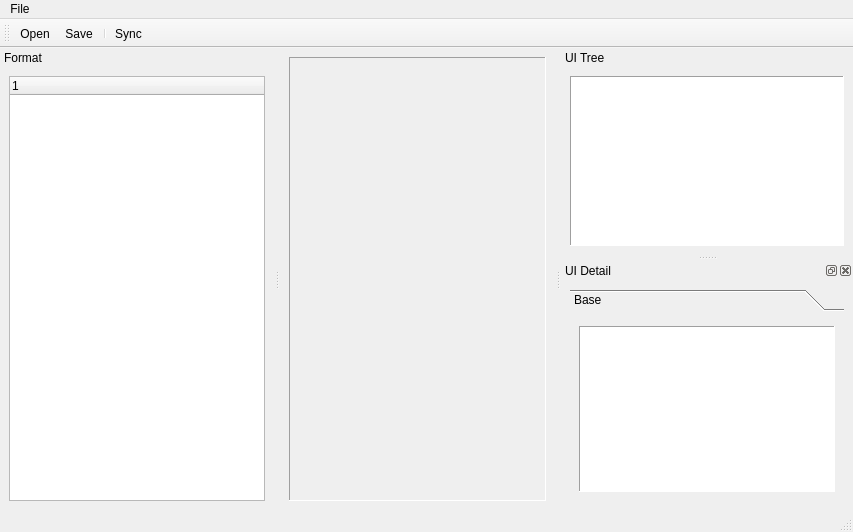
Above: code/yeditor/res/main.ui from EJPasco/yam before the change. Below: the same form after it.
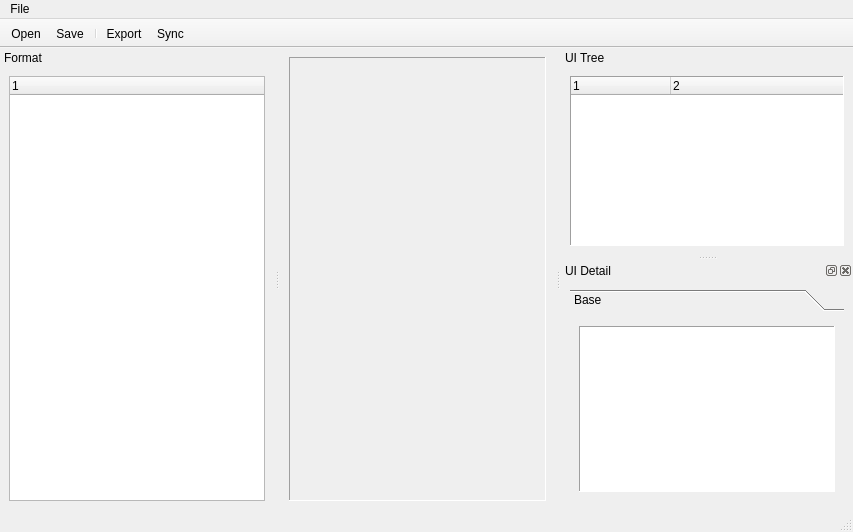
That is the form after the change. Custom widgets are drawn as their Qt base class.

What changed in the file:
```diff
--- a/code/yeditor/res/main.ui
+++ b/code/yeditor/res/main.ui
@@ -88,10 +88,26 @@
    <widget class="QWidget" name="uiTreeLayout">
     <layout class="QVBoxLayout" name="verticalLayout">
      <item>
-      <widget class="QTreeView" name="uiTree">
+      <widget class="QTreeWidget" name="uiTree">
+       <property name="contextMenuPolicy">
+        <enum>Qt::CustomContextMenu</enum>
+       </property>
        <property name="frameShape">
         <enum>QFrame::Panel</enum>
        </property>
+       <property name="columnCount">
+        <number>2</number>
+       </property>
+       <column>
+        <property name="text">
+         <string notr="true">1</string>
+        </property>
+       </column>
+       <column>
+        <property name="text">
+         <string notr="true">2</string>
+        </property>
+       </column>
       </widget>
      </item>
     </layout>
@@ -145,6 +161,9 @@
    <property name="windowTitle">
     <string>toolBar</string>
    </property>
+   <property name="movable">
+    <bool>false</bool>
+   </property>
    <attribute name="toolBarArea">
     <enum>TopToolBarArea</enum>
    </attribute>
@@ -154,6 +173,7 @@
    <addaction name="actionBarOpen"/>
    <addaction name="actionBarSave"/>
    <addaction name="separator"/>
+   <addaction name="actionBarExport"/>
    <addaction name="actionBarSync"/>
   </widget>
   <action name="actionOpen">
@@ -199,6 +219,11 @@
     <string>Export</string>
    </property>
   </action>
+  <action name="actionBarExport">
+   <property name="text">
+    <string>Export</string>
+   </property>
+  </action>
  </widget>
  <customwidgets>
   <customwidget>
```
Left out of the diff: 59 changed lines with no effect on the pictures.
